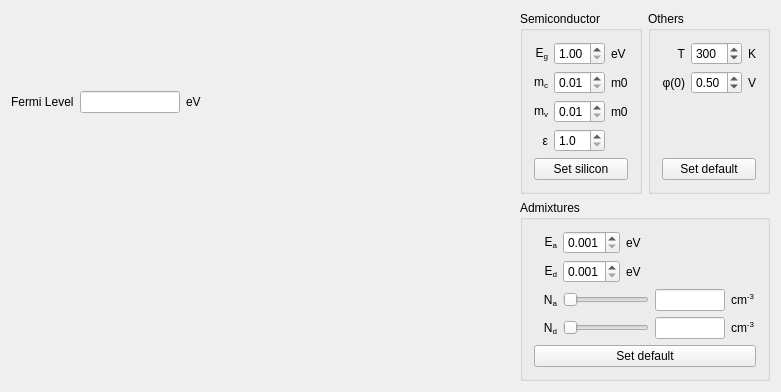
NIA/semiconductor, file widget.ui: the form before one commit.
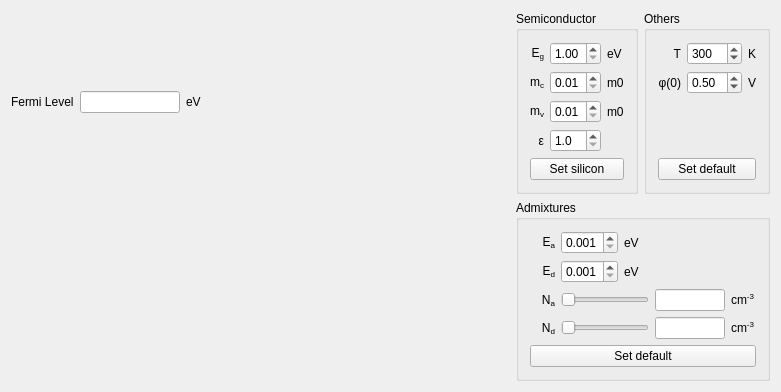
The form after the commit. Custom widgets are drawn as their Qt base class.

What changed in the file:
```diff
--- a/widget.ui
+++ b/widget.ui
@@ -259,7 +259,7 @@
           <item row="1" column="1">
            <widget class="QDoubleSpinBox" name="surfacePotentialSpinner">
             <property name="minimum">
-             <double>0.010000000000000</double>
+             <double>-2.000000000000000</double>
             </property>
             <property name="maximum">
              <double>2.000000000000000</double>
```
